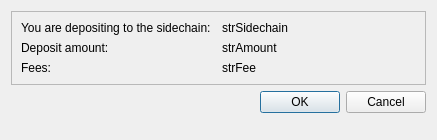
Qt form src/qt/forms/sidechaindepositconfirmationdialog.ui (DriveNetTESTDRIVE/DriveNet) before a commit.
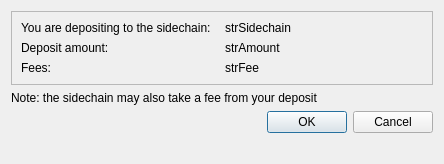
The same form after that commit.

Commit message: Add sidechain fee warning to conf dialog

```diff
--- a/src/qt/forms/sidechaindepositconfirmationdialog.ui
+++ b/src/qt/forms/sidechaindepositconfirmationdialog.ui
@@ -6,8 +6,8 @@
    <rect>
     <x>0</x>
     <y>0</y>
-    <width>437</width>
-    <height>140</height>
+    <width>444</width>
+    <height>164</height>
    </rect>
   </property>
   <property name="windowTitle">
@@ -71,6 +71,13 @@
      </layout>
     </widget>
    </item>
+   <item>
+    <widget class="QLabel" name="label">
+     <property name="text">
+      <string>Note: the sidechain may also take a fee from your deposit</string>
+     </property>
+    </widget>
+   </item>
    <item>
     <widget class="QDialogButtonBox" name="buttonBox">
      <property name="standardButtons">
```
The commit also changes 1 other file.
